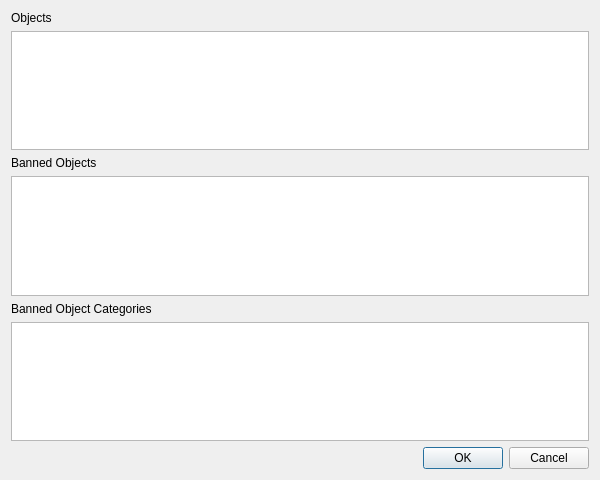
This is mapeditor/templateeditor/objectselector.ui in vcmi/vcmi as Qt 5 draws it before an edit. The edited form follows.
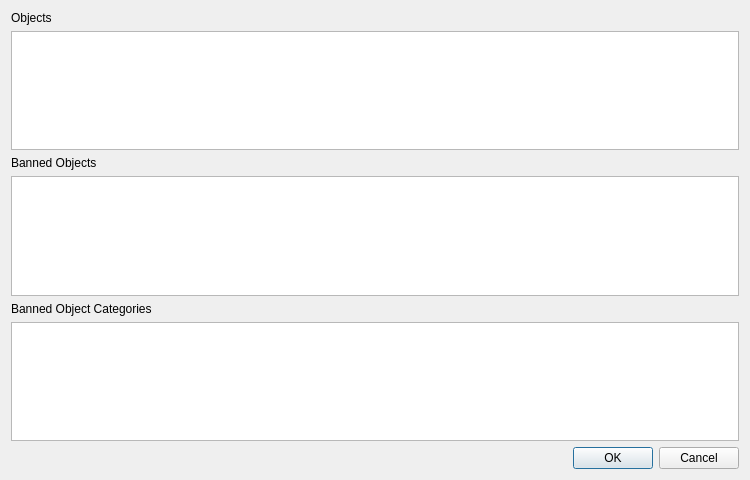
This is the edited form.

Commit message: mepeditor custom objects

The edit to the form file:
```diff
--- a/mapeditor/templateeditor/objectselector.ui
+++ b/mapeditor/templateeditor/objectselector.ui
@@ -6,7 +6,7 @@
    <rect>
     <x>0</x>
     <y>0</y>
-    <width>600</width>
+    <width>750</width>
     <height>480</height>
    </rect>
   </property>
```
The commit also changes 1 other file.
